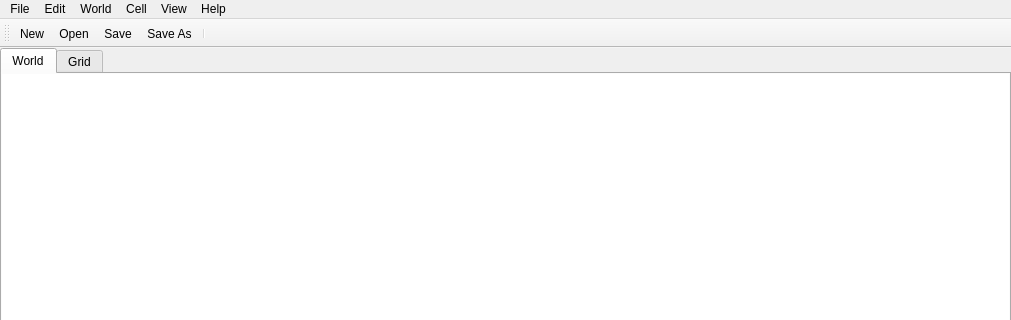
Before: the Qt Designer form src/editor/mainwindow.ui in timbaker/pzworlded, drawn with Qt 5; both pictures show x 0 to 1011 and y 0 to 320 of the 1011 by 630 pixel window.
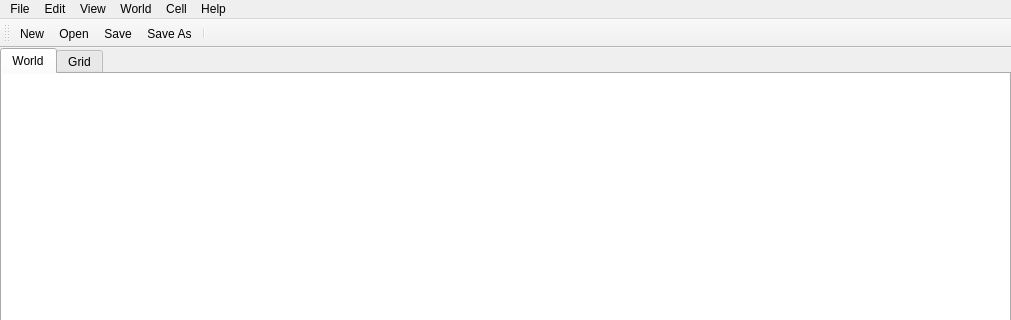
After: the same form once the commit is applied. Icons and pictures are not drawn.

Commit message:
Moved the View menu next to the Edit menu.
I guess this is the convention on MS Windows, and it's what Tiled does.

The edit to the form file:
```diff
--- a/src/editor/mainwindow.ui
+++ b/src/editor/mainwindow.ui
@@ -253,9 +253,9 @@
    </widget>
    <addaction name="fileMenu"/>
    <addaction name="editMenu"/>
+   <addaction name="menuView"/>
    <addaction name="menuWorld"/>
    <addaction name="menuCell"/>
-   <addaction name="menuView"/>
    <addaction name="helpMenu"/>
   </widget>
   <widget class="QToolBar" name="mainToolBar">
```
